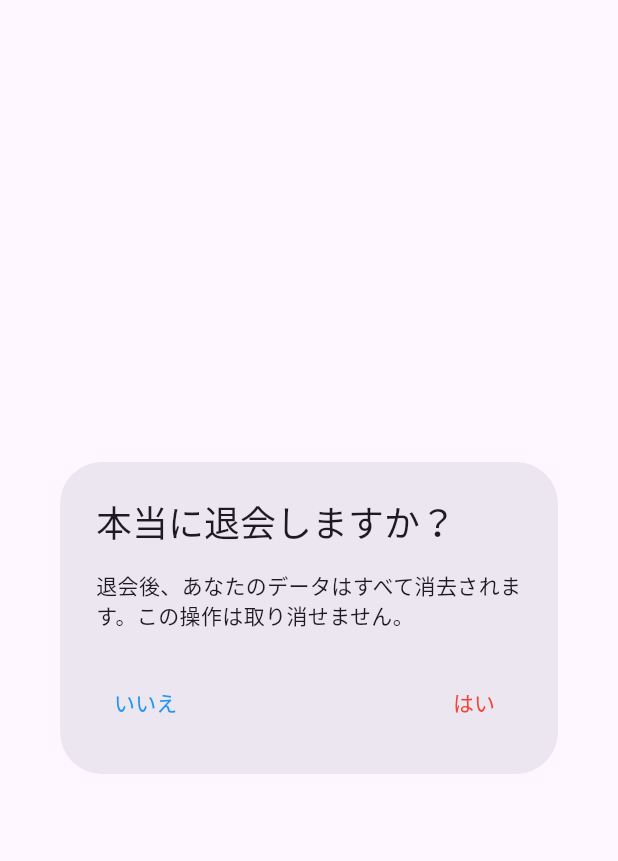
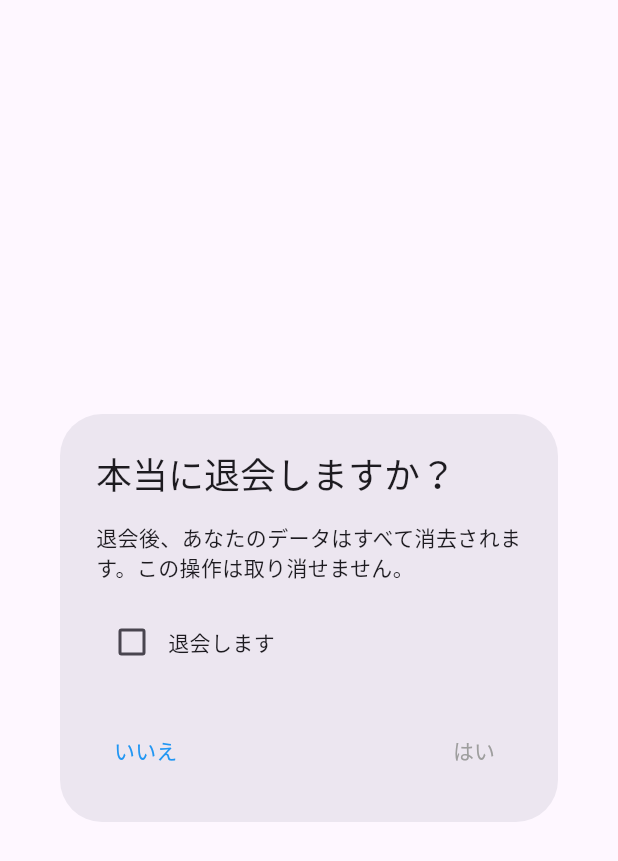
Before and after one commit to MRIkaito/bouldering_app, a Flutter app: the ShowExitConfirmationDialogPage widget shown alone on an empty page, opened directly, on a phone screen of 412 x 824 dp. Shown: the top 861 px of the screen. Run offline on Flutter 3.47's test engine with Material 3 defaults, Android fonts, the phone set to English and light mode, and no system bars; our stand-ins replace auto_route, flutter_riverpod, flutter_svg, google_fonts.

Commit message:
退会画面を実装

```diff
--- a/lib/view/pages/show_exit_confimation_dialog_page.dart
+++ b/lib/view/pages/show_exit_confimation_dialog_page.dart
@@ -13,6 +13,7 @@ class _ShowExitConfirmationDialogPageState
     with SingleTickerProviderStateMixin {
   late AnimationController _controller;
   late Animation<double> _animation;
+  bool _isChecked = false; // 退会するかチェックを入れるチェックボックスの変数
 
   @override
   void initState() {
@@ -37,7 +38,26 @@ class _ShowExitConfirmationDialogPageState
       opacity: _animation,
       child: AlertDialog(
         title: const Text('本当に退会しますか？'),
-        content: const Text('退会後、あなたのデータはすべて消去されます。この操作は取り消せません。'),
+        content: Column(
+          mainAxisSize: MainAxisSize.min,
+          children: [
+            const Text('退会後、あなたのデータはすべて消去されます。この操作は取り消せません。'),
+            const SizedBox(height: 16),
+            Row(
+              children: [
+                Checkbox(
+                  value: _isChecked,
+                  onChanged: (bool? value) {
+                    setState(() {
+                      _isChecked = value ?? false;
+                    });
+                  },
+                ),
+                const Text('退会します'),
+              ],
+            ),
+          ],
+        ),
         actions: <Widget>[
           Row(
             mainAxisAlignment: MainAxisAlignment.spaceBetween,
@@ -52,12 +72,16 @@ class _ShowExitConfirmationDialogPageState
                 ),
               ),
               TextButton(
-                onPressed: () {
-                  // 退会処理をここに実装
-                },
-                child: const Text(
+                onPressed: _isChecked
+                    ? () {
+                        // 退会処理をここに実装
+                      }
+                    : null,
+                child: Text(
                   'はい',
-                  style: TextStyle(color: Colors.red),
+                  style: _isChecked
+                      ? const TextStyle(color: Colors.red)
+                      : const TextStyle(color: Colors.grey),
                 ),
               ),
             ],
```
